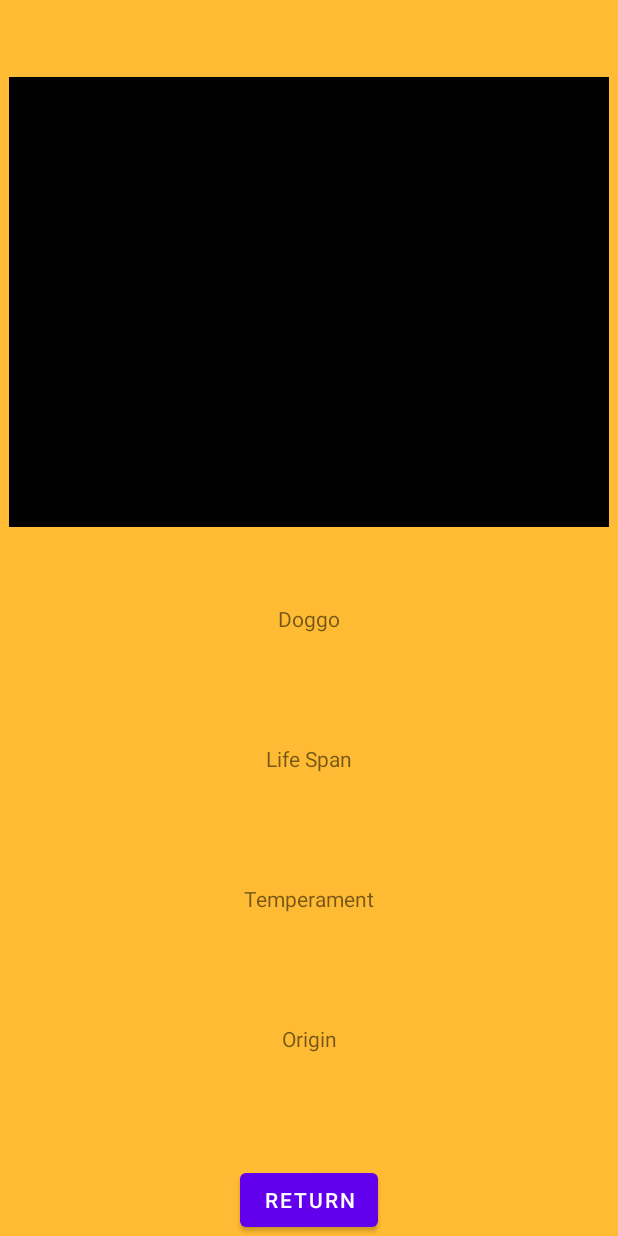
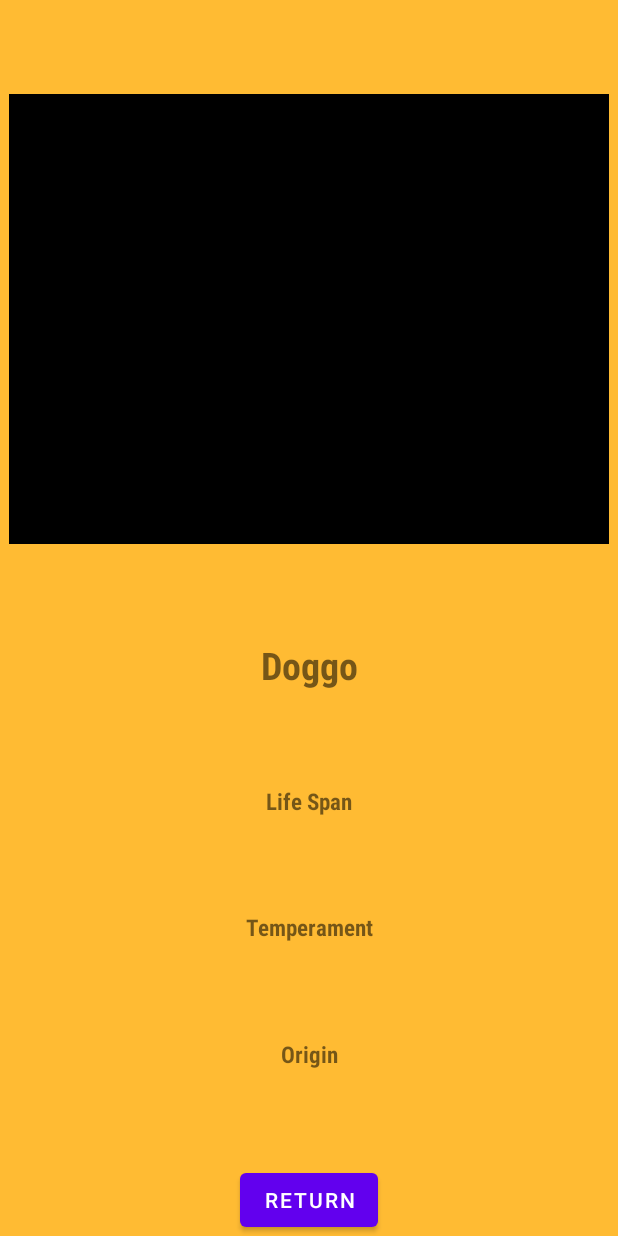
Before and after one commit to Cyann-chan/MyDoggoMobile, an Android app: the layout fragment_detail_doggo.xml on its own in the app's theme, with its tools: preview values and no code run, on a phone screen of 412 x 824 dp. Run offline under Robolectric (Android 15) with nearby library versions, the phone set to English and light mode, and no system bars.

Commit message:
Little Design changes

```diff
--- a/app/src/main/java/com/example/mydoggomobile/presentation/list/Doggo.kt
+++ /dev/null
@@ -1,5 +0,0 @@
-package com.example.mydoggomobile.presentation.list
-
-data class Doggo(
-    val name: String
-)
--- /dev/null
+++ b/app/src/main/java/com/example/mydoggomobile/presentation/list/presentation/Doggo.kt
@@ -0,0 +1,5 @@
+package com.example.mydoggomobile.presentation.list.presentation
+
+data class Doggo(
+    val name: String
+)
--- a/app/src/main/res/layout/fragment_detail_doggo.xml
+++ b/app/src/main/res/layout/fragment_detail_doggo.xml
@@ -31,11 +31,13 @@
         android:layout_width="wrap_content"
         android:layout_height="wrap_content"
         tools:text="Doggo"
-        app:layout_constraintBottom_toBottomOf="parent"
-        app:layout_constraintTop_toTopOf="parent"
+        app:layout_constraintBottom_toTopOf="@id/doggo_life_span"
+        app:layout_constraintTop_toBottomOf="@id/doggo_detail_image"
         app:layout_constraintRight_toRightOf="parent"
         app:layout_constraintLeft_toLeftOf="parent"
-        tools:ignore="MissingConstraints" />
+        android:fontFamily="sans-serif-condensed"
+        android:textSize="25sp"
+        android:textStyle="bold"/>
 
     <TextView
         android:id="@+id/doggo_life_span"
@@ -45,7 +47,10 @@
         app:layout_constraintTop_toBottomOf="@id/doggo_detail"
         app:layout_constraintBottom_toTopOf="@id/doggo_temperament"
         app:layout_constraintRight_toRightOf="parent"
-        app:layout_constraintLeft_toLeftOf="parent"/>
+        app:layout_constraintLeft_toLeftOf="parent"
+        android:fontFamily="sans-serif-condensed"
+        android:textSize="15sp"
+        android:textStyle="bold"/>
 
     <TextView
         android:id="@+id/doggo_temperament"
@@ -55,7 +60,10 @@
         app:layout_constraintTop_toBottomOf="@id/doggo_detail"
         app:layout_constraintBottom_toTopOf="@id/button_third"
         app:layout_constraintRight_toRightOf="parent"
-        app:layout_constraintLeft_toLeftOf="parent"/>
+        app:layout_constraintLeft_toLeftOf="parent"
+        android:fontFamily="sans-serif-condensed"
+        android:textSize="15sp"
+        android:textStyle="bold"/>
 
     <TextView
         android:id="@+id/doggo_origin"
@@ -65,7 +73,10 @@
         app:layout_constraintTop_toBottomOf="@id/doggo_temperament"
         app:layout_constraintBottom_toTopOf="@id/button_third"
         app:layout_constraintRight_toRightOf="parent"
-        app:layout_constraintLeft_toLeftOf="parent"/>
+        app:layout_constraintLeft_toLeftOf="parent"
+        android:fontFamily="sans-serif-condensed"
+        android:textSize="15sp"
+        android:textStyle="bold"/>
 
     <Button
         android:id="@+id/button_third"
--- a/app/src/main/res/layout/fragment_list_doggo.xml
+++ b/app/src/main/res/layout/fragment_list_doggo.xml
@@ -24,7 +24,7 @@
         android:layout_height="wrap_content"
         app:layout_constraintTop_toTopOf="parent"
         app:layout_constraintEnd_toEndOf="parent"
-        app:layout_constraintStart_toStartOf="parent"/>
+        app:layout_constraintStart_toStartOf="parent" />
 
     <ProgressBar
         android:id="@+id/loader"
```
Also changed, not shown: app/src/main/java/com/example/mydoggomobile/presentation/list/DoggoListFragment.kt (+6 -9 lines), app/src/main/java/com/example/mydoggomobile/presentation/list/presentation/DoggoAdapter.kt (renamed from app/src/main/java/com/example/mydoggomobile/presentation/list/DoggoAdapter.kt, +4 -3 lines).
